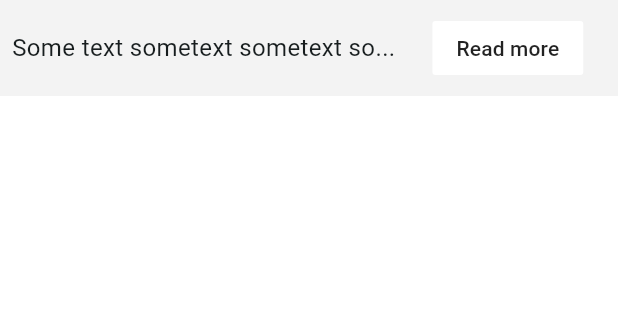
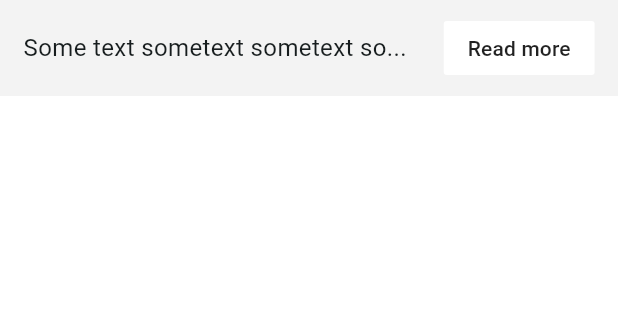
Before and after one commit to fekri8614/my-tube, a Flutter app: the screen it shows after launch, on a phone screen of 412 x 824 dp, the part 84-404 px from its top. Run offline on Flutter 3.47's test engine with Material 2 defaults, Android fonts, the phone set to English and light mode, and no system bars; our stand-ins replace flutter_svg, get.

Commit message:
added getx

```diff
--- a/lib/main.dart
+++ b/lib/main.dart
@@ -1,5 +1,6 @@
 import 'package:flutter/material.dart';
 import 'package:my_tube/screens/home/home_screen.dart';
+import 'package:get/get.dart';
 
 void main() {
   runApp(const MyApp());
@@ -10,7 +11,7 @@ class MyApp extends StatelessWidget {
 
   @override
   Widget build(BuildContext context) {
-    return MaterialApp(
+    return GetMaterialApp(
       title: 'MyTube',
       debugShowCheckedModeBanner: false,
       theme: ThemeData(
@@ -18,6 +19,11 @@ class MyApp extends StatelessWidget {
         useMaterial3: true,
       ),
       home: HomeScreen(),
+      getPages: [
+        GetPage(name: '/', page: () => HomeScreen()),
+        GetPage(name: '/search', page: () => Container()),
+        GetPage(name: '/about', page: () => Container()),
+      ],
     );
   }
 }
--- a/lib/screens/home/home_screen.dart
+++ b/lib/screens/home/home_screen.dart
@@ -1,9 +1,10 @@
 import 'package:flutter/material.dart';
 import 'package:flutter/services.dart';
 import 'package:flutter_svg/flutter_svg.dart';
-import 'package:my_tube/util/ext.dart';
+import 'package:my_tube/widget/bottom_navigation.dart';
 
 import '../../theme/my_colors.dart';
+import '../../util/ext.dart';
 
 class HomeScreen extends StatelessWidget {
   const HomeScreen({super.key});
@@ -54,6 +55,7 @@ class HomeScreen extends StatelessWidget {
             child: Padding(
               padding: const EdgeInsets.all(8.0),
               child: Row(
+                mainAxisAlignment: MainAxisAlignment.center,
                 children: [
                   Text(
                     textLengthStyle(
```
Also changed, not shown: lib/widget/bottom_navigation.dart (added, +24 -0 lines).
